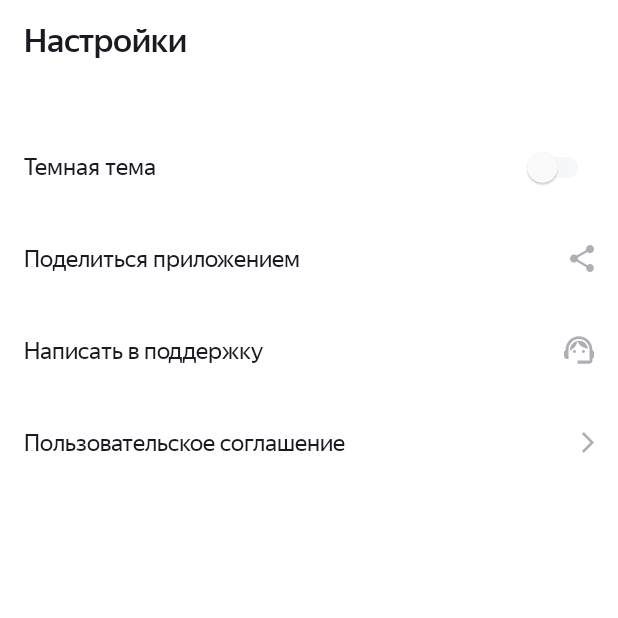
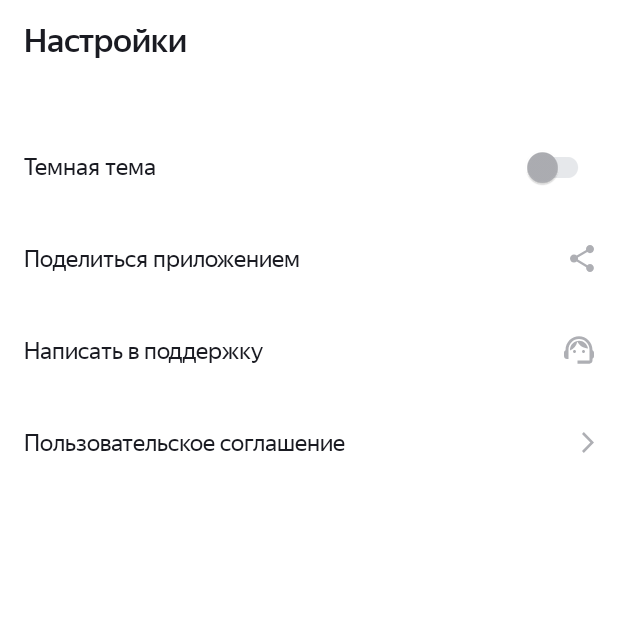
Before and after one commit to RinatGiniyatullin/PlaylistMaker, an Android app: the screen it shows after launch (MainActivity), item 3 of the bottom bar chosen, on a phone screen of 412 x 824 dp, the top half of it. Run offline under Robolectric (Android 15) with nearby library versions, the phone set to English and light mode, and no system bars; our stand-ins replace navigation-ui.

Commit message:
Commit: sprint 19(corrected)

```diff
--- a/app/src/main/java/com/e/playlistmaker/App.kt
+++ b/app/src/main/java/com/e/playlistmaker/App.kt
@@ -11,8 +11,6 @@ import com.e.playlistmaker.di.viewModelModule
 
 class App : Application() {
 
-    private var darkTheme = false
-
     override fun onCreate() {
         super.onCreate()
 
@@ -22,12 +20,11 @@ class App : Application() {
         }
 
         val sharedPrefs = getSharedPreferences(PREFERENCES, MODE_PRIVATE)
-        darkTheme = sharedPrefs.getBoolean(DARK_THEME_KEY, false)
+        val darkTheme = sharedPrefs.getBoolean(DARK_THEME_KEY, false)
         switchTheme(darkTheme)
     }
 
     private fun switchTheme(darkThemeEnabled: Boolean) {
-        darkTheme = darkThemeEnabled
         AppCompatDelegate.setDefaultNightMode(
             if (darkThemeEnabled) {
                 AppCompatDelegate.MODE_NIGHT_YES
--- a/app/src/main/java/com/e/playlistmaker/settings/ui/SettingsViewModel.kt
+++ b/app/src/main/java/com/e/playlistmaker/settings/ui/SettingsViewModel.kt
@@ -21,8 +21,6 @@ class SettingsViewModel(
         _theme.postValue(saveTheme)
     }
 
-    private var darkTheme: Boolean = false
-
     fun shareApp() {
         sharingInteractor.shareApp()
     }
@@ -42,7 +40,6 @@ class SettingsViewModel(
     }
 
     private fun switchTheme(darkThemeEnabled: Boolean) {
-        darkTheme = darkThemeEnabled
         AppCompatDelegate.setDefaultNightMode(
             if (darkThemeEnabled) {
                 AppCompatDelegate.MODE_NIGHT_YES
--- a/app/src/main/res/layout/activity_audio_player.xml
+++ b/app/src/main/res/layout/activity_audio_player.xml
@@ -3,6 +3,7 @@
 <androidx.constraintlayout.widget.ConstraintLayout xmlns:android="http://schemas.android.com/apk/res/android"
     xmlns:app="http://schemas.android.com/apk/res-auto"
     xmlns:tools="http://schemas.android.com/tools"
+    android:background="?attr/colorSecondaryVariant"
     android:layout_width="match_parent"
     android:layout_height="wrap_content"
     tools:context=".player.ui.AudioPlayerActivity">
--- a/app/src/main/res/layout/fragment_search.xml
+++ b/app/src/main/res/layout/fragment_search.xml
@@ -4,6 +4,7 @@
     android:layout_width="match_parent"
     android:layout_height="match_parent"
     xmlns:tools="http://schemas.android.com/tools"
+    android:background="?attr/colorSecondaryVariant"
     android:orientation="vertical"
     tools:context=".search.ui.SearchFragment">
 
--- a/app/src/main/res/layout/fragment_settings.xml
+++ b/app/src/main/res/layout/fragment_settings.xml
@@ -28,8 +28,10 @@
         android:layout_marginHorizontal="@dimen/padding_large"
         android:layout_marginTop="40dp"
         android:height="@dimen/height_for_settings"
-        android:text="@string/dark_theme" />
+        android:text="@string/dark_theme"
+       android:theme="@style/SwitchTheme"
 
+       />
     <FrameLayout
         android:layout_width="match_parent"
         android:layout_height="@dimen/height_for_settings"
--- a/app/src/main/res/values-night/styles.xml
+++ b/app/src/main/res/values-night/styles.xml
@@ -39,4 +39,9 @@
         <item name="switchStyle">@color/blue</item>
     </style>
 
+    <style name="SwitchTheme">
+        <item name="thumbTint">@color/blue</item>
+        <item name="trackTint">@color/blue48</item>
+    </style>
+
 </resources>
--- a/app/src/main/res/values/colors.xml
+++ b/app/src/main/res/values/colors.xml
@@ -8,6 +8,7 @@
     <color name="black">#1a1b22</color>
     <color name="white">#FFFFFF</color>
     <color name="blue">#3772e7</color>
+    <color name="blue48">#7A3772e7</color>
     <color name="text_gray">#AEAFB4</color>
     <color name="light_gray">#E6E8EB</color>
     <color name="red">#F56B6C</color>
--- a/app/src/main/res/values/strings.xml
+++ b/app/src/main/res/values/strings.xml
@@ -31,4 +31,5 @@
     <string name="empty_library">Ваша медиатека пуста</string>
     <string name="empty_playlist">Вы не создали\nни одного плейлиста</string>
     <string name="new_playlist">Новый плейлист</string>
+    <string name="warning">На устройстве нет подходящего приложения</string>
 </resources>
--- a/app/src/main/res/values/styles.xml
+++ b/app/src/main/res/values/styles.xml
@@ -87,4 +87,9 @@
         <item name="android:fontFamily">@font/ys_display_regular</item>
     </style>
 
+    <style name="SwitchTheme">
+        <item name="thumbTint">@color/text_gray</item>
+        <item name="trackTint">@color/light_gray</item>
+    </style>
+
 </resources>
```
Also changed, not shown: app/src/main/java/com/e/playlistmaker/sharing/data/ExternalNavigatorImpl.kt (+17 -4 lines).
